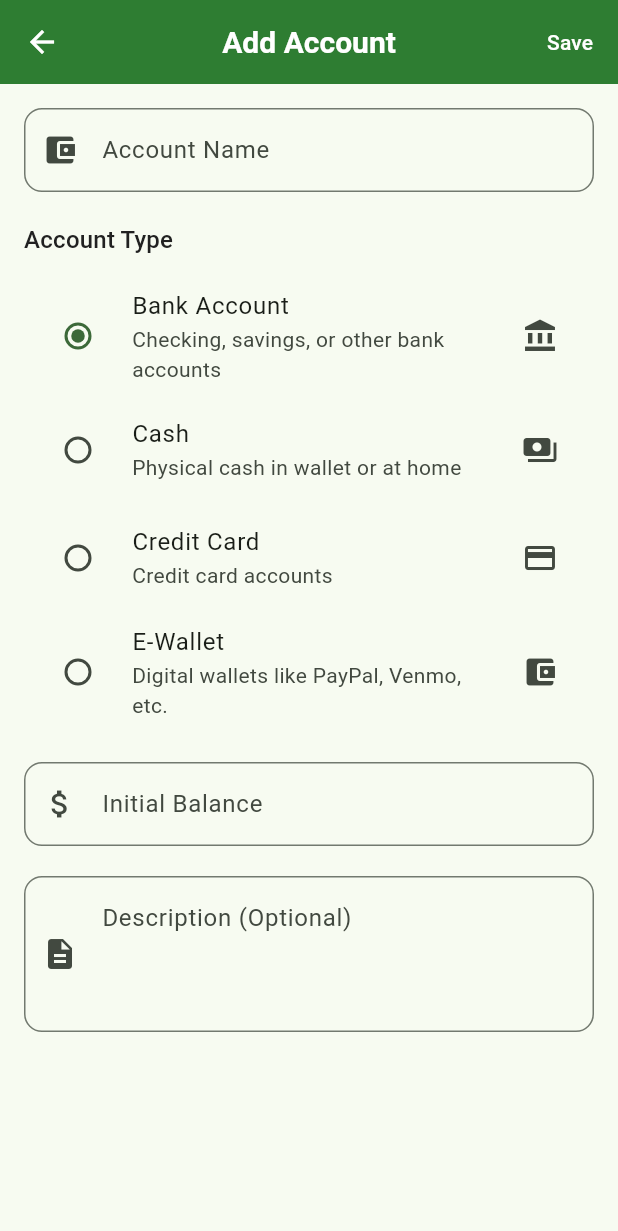
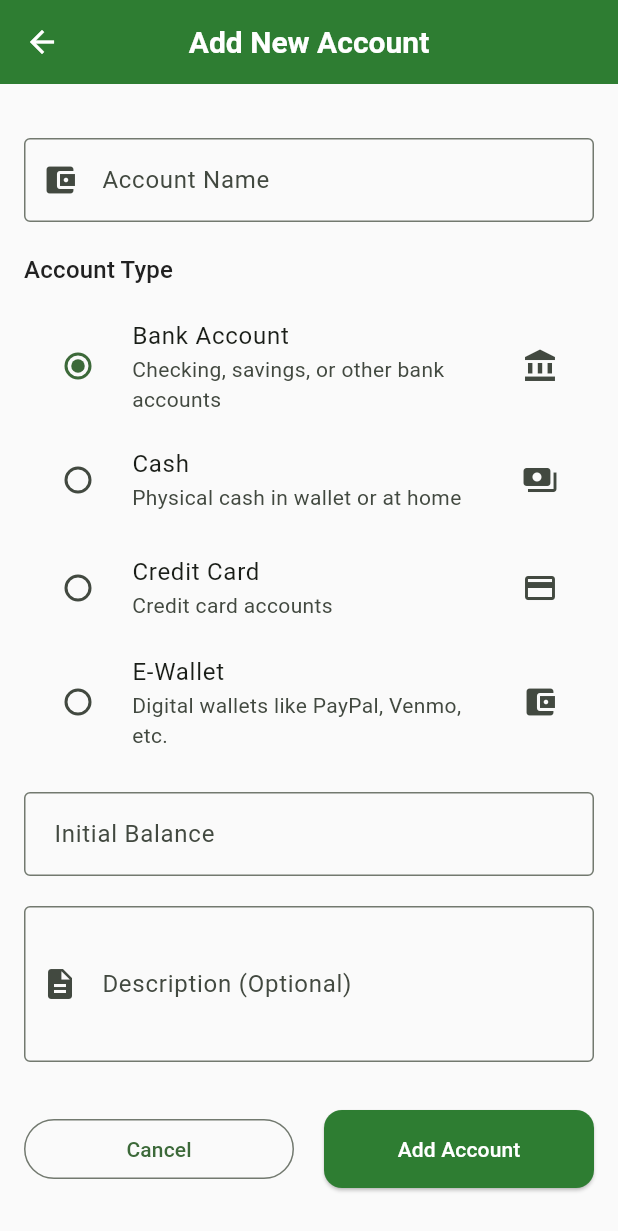
Before and after one commit to NicholasDevlin/MyFinance, a Flutter app: the AccountsScreen screen opened directly, after a tap on the "add" icon, on a phone screen of 412 x 824 dp. Shown: the top 1231 px of the screen. Run offline on Flutter 3.47's test engine with Material 3 defaults, Android fonts, the phone set to English and light mode, and no system bars; our stand-ins replace dio, email_validator, fl_chart, image_picker, shared_preferences; accounts and stored records are empty; network calls fail.

Commit message:
🔧 Frontend | Accounts: Fix the form to use it in Create and Edit

```diff
--- /dev/null
+++ b/frontend/lib/screens/accounts/account_form_screen.dart
@@ -0,0 +1,327 @@
+import 'package:flutter/material.dart';
+import 'package:provider/provider.dart';
+import '../../providers/accounts_provider.dart';
+import '../../models/account.dart';
+import '../../theme/app_theme.dart';
+import '../../utils/thousand_separator_formatter.dart';
+
+class AccountFormScreen extends StatefulWidget {
+  final Account? account; // null for add mode, Account instance for edit mode
+
+  const AccountFormScreen({super.key, this.account});
+
+  @override
+  State<AccountFormScreen> createState() => _AccountFormScreenState();
+}
+
+class _AccountFormScreenState extends State<AccountFormScreen> {
+  final _formKey = GlobalKey<FormState>();
+  final _nameController = TextEditingController();
+  final _balanceController = TextEditingController();
+  final _descriptionController = TextEditingController();
+
+  late AccountType _selectedType;
+
+  // Helper getters
+  bool get isEditMode => widget.account != null;
+  String get screenTitle => isEditMode ? 'Edit Account' : 'Add New Account';
+  String get submitButtonText => isEditMode ? 'Update Account' : 'Add Account';
+
+  @override
+  void initState() {
+    super.initState();
+
+    if (isEditMode) {
+      // Initialize with existing account data for edit mode
+      _nameController.text = widget.account!.name;
+      _balanceController.setNumericValue(widget.account!.balance);
+      _descriptionController.text = widget.account!.description ?? '';
+      _selectedType = widget.account!.type;
+    } else {
+      // Initialize with defaults for add mode
+      _selectedType = AccountType.bankAccount;
+    }
+  }
+
+  @override
+  void dispose() {
+    _nameController.dispose();
+    _balanceController.dispose();
+    _descriptionController.dispose();
+    super.dispose();
+  }
+
+  Future<void> _submitForm() async {
+    if (_formKey.currentState!.validate()) {
+      final accountsProvider = Provider.of<AccountsProvider>(context, listen: false);
+      bool success;
+      String successMessage;
+
+      if (isEditMode) {
+        success = await accountsProvider.updateAccount(
+          id: widget.account!.id,
+          name: _nameController.text.trim(),
+          type: _selectedType,
+          balance: _balanceController.numericValue ?? 0.0,
+          description: _descriptionController.text.trim().isEmpty
+            ? null
+            : _descriptionController.text.trim(),
+        );
+        successMessage = 'Account updated successfully';
+      } else {
+        success = await accountsProvider.createAccount(
+          name: _nameController.text.trim(),
+          type: _selectedType,
+          balance: _balanceController.numericValue ?? 0.0,
+          description: _descriptionController.text.trim().isEmpty
+            ? null
+            : _descriptionController.text.trim(),
+        );
+        successMessage = 'Account added successfully';
+      }
+
+      if (mounted) {
+        ScaffoldMessenger.of(context).showSnackBar(
+          SnackBar(
+            content: Text(success
+              ? successMessage
+              : accountsProvider.error ?? 'Failed to save account'),
+            backgroundColor: success ? AppTheme.successColor : AppTheme.errorColor,
+          ),
+        );
+
+        if (success) {
+          Navigator.pop(context);
+        }
+      }
+    }
+  }
+
+  Future<void> _deleteAccount() async {
+    if (!isEditMode) return;
+
+    final confirmed = await showDialog<bool>(
+      context: context,
+      builder: (context) => AlertDialog(
+        title: const Text('Delete Account'),
+        content: Text('Are you sure you want to delete "${widget.account!.name}"? This action cannot be undone.'),
+        actions: [
+          TextButton(
+            onPressed: () => Navigator.pop(context, false),
+            child: const Text('Cancel'),
+          ),
+          TextButton(
+            onPressed: () => Navigator.pop(context, true),
+            child: const Text('Delete', style: TextStyle(color: Colors.red)),
+          ),
+        ],
+      ),
+    );
+
+    if (confirmed == true && mounted) {
+      final accountsProvider = Provider.of<AccountsProvider>(context, listen: false);
+      final success = await accountsProvider.deleteAccount(widget.account!.id);
+
+      if (mounted) {
+        ScaffoldMessenger.of(context).showSnackBar(
+          SnackBar(
+            content: Text(success
+              ? 'Account deleted successfully'
+              : accountsProvider.error ?? 'Failed to delete account'),
+            backgroundColor: success ? AppTheme.successColor : AppTheme.errorColor,
+          ),
+        );
+
+        if (success) {
+          Navigator.pop(context);
+        }
+      }
+    }
+  }
+
+  @override
+  Widget build(BuildContext context) {
+    return Scaffold(
+      backgroundColor: Colors.grey[50],
+      appBar: AppBar(
+        title: Text(screenTitle),
+        backgroundColor: AppTheme.primaryColor,
+        foregroundColor: Colors.white,
+        actions: [
+          // Only show delete button in edit mode
+          if (isEditMode)
+            IconButton(
+              icon: const Icon(Icons.delete),
+              onPressed: _deleteAccount,
+              tooltip: 'Delete Account',
+            ),
+        ],
+      ),
+      body: Form(
+        key: _formKey,
+        child: Padding(
+          padding: const EdgeInsets.all(16.0),
+          child: Column(
+            children: [
+              Expanded(
+                child: ListView(
+                  children: [
+                    const SizedBox(height: 20),
+
+                    TextFormField(
+                      controller: _nameController,
+                      decoration: const InputDecoration(
+                        labelText: 'Account Name',
+                        prefixIcon: Icon(Icons.account_balance_wallet),
+                        border: OutlineInputBorder(),
+                      ),
+                      validator: (value) {
+                        if (value == null || value.trim().isEmpty) {
+                          return 'Please enter an account name';
+                        }
+
+                        return null;
+                      },
+                    ),
+
+                    const SizedBox(height: 20),
+
+                    Text(
+                      'Account Type',
+                      style: Theme.of(context).textTheme.titleMedium?.copyWith(
+                        fontWeight: FontWeight.w500,
+                      ),
+                    ),
+                    const SizedBox(height: 12),
+
+                    ...AccountType.values.map((type) {
+                      return RadioListTile<AccountType>(
+                        title: Text(type.displayName),
+                        subtitle: Text(_getAccountTypeDescription(type)),
+                        value: type,
+                        groupValue: _selectedType,
+                        onChanged: (AccountType? value) {
+                          if (value != null) {
+                            setState(() {
+                              _selectedType = value;
+                            });
+                          }
+                        },
+                        secondary: Icon(_getAccountTypeIcon(type)),
+                      );
+                    }).toList(),
+
+                    const SizedBox(height: 20),
+
+                    TextFormField(
+                      controller: _balanceController,
+                      decoration: InputDecoration(
+                        labelText: isEditMode ? 'Current Balance' : 'Initial Balance',
+                        prefixText: 'Rp ',
+                        border: const OutlineInputBorder(),
+                      ),
+                      keyboardType: const TextInputType.numberWithOptions(decimal: true),
+                      inputFormatters: [
+                        ThousandSeparatorInputFormatter(),
+                      ],
+                      validator: (value) {
+                        if (value == null || value.trim().isEmpty) {
+                          return 'Please enter a balance';
+                        }
+
+                        final balance = ThousandSeparatorInputFormatter.getNumericValue(value);
+                        if (balance == null) {
+                          return 'Please enter a valid balance';
+                        }
+
+                        return null;
+                      },
+                    ),
+
+                    const SizedBox(height: 20),
+
+                    TextFormField(
+                      controller: _descriptionController,
+                      decoration: const InputDecoration(
+                        labelText: 'Description (Optional)',
+                        prefixIcon: Icon(Icons.description),
+                        border: OutlineInputBorder(),
+                      ),
+                      maxLines: 3,
+                    ),
+                  ],
+                ),
+              ),
+
+              Padding(
+                padding: const EdgeInsets.symmetric(vertical: 16),
+                child: Row(
+                  children: [
+                    Expanded(
+                      child: OutlinedButton(
+                        onPressed: () => Navigator.pop(context),
+                        child: const Text('Cancel'),
+                      ),
+                    ),
+
+                    const SizedBox(width: 20),
+
+                    Expanded(
+                      child: Consumer<AccountsProvider>(
+                        builder: (context, provider, _) {
+                          return ElevatedButton(
+                            onPressed: provider.isLoading ? null : _submitForm,
+                            style: ElevatedButton.styleFrom(
+                              backgroundColor: AppTheme.primaryColor,
+                              foregroundColor: Colors.white,
+                            ),
+                            child: provider.isLoading
+                                ? const SizedBox(
+                                    height: 20,
+                                    width: 20,
+                                    child: CircularProgressIndicator(
+                                      strokeWidth: 2,
+                                      valueColor: AlwaysStoppedAnimation<Color>(Colors.white),
+                                    ),
+                                  )
+                                : Text(submitButtonText),
+                          );
+                        },
+                      ),
+                    ),
+                  ],
+                ),
+              ),
+            ],
+          ),
+        ),
+      ),
+    );
+  }
+
+  String _getAccountTypeDescription(AccountType type) {
+    switch (type) {
+      case AccountType.bankAccount:
+        return 'Checking, savings, or other bank accounts';
+      case AccountType.cash:
+        return 'Physical cash in wallet or at home';
+      case AccountType.creditCard:
+        return 'Credit card accounts';
+      case AccountType.eWallet:
+        return 'Digital wallets like PayPal, Venmo, etc.';
+    }
+  }
+
+  IconData _getAccountTypeIcon(AccountType type) {
+    switch (type) {
+      case AccountType.bankAccount:
+        return Icons.account_balance;
+      case AccountType.cash:
+        return Icons.payments;
+      case AccountType.creditCard:
+        return Icons.credit_card;
+      case AccountType.eWallet:
+        return Icons.account_balance_wallet;
+    }
+  }
+}
--- a/frontend/lib/screens/accounts/accounts_screen.dart
+++ b/frontend/lib/screens/accounts/accounts_screen.dart
@@ -4,7 +4,8 @@ import '../../providers/accounts_provider.dart';
 import '../../models/account.dart';
 import '../../theme/app_theme.dart';
 import '../../widgets/account_card.dart';
-import 'add_account_screen.dart';
+import '../../utils/number_formatter.dart';
+import 'account_form_screen.dart';
 
 class AccountsScreen extends StatefulWidget {
   const AccountsScreen({super.key});
@@ -34,7 +35,7 @@ class _AccountsScreenState extends State<AccountsScreen> {
               Navigator.push(
                 context,
                 MaterialPageRoute(
-                  builder: (context) => const AddAccountScreen(),
+                  builder: (context) => const AccountFormScreen(), // No account = add mode
                 ),
               );
             },
@@ -92,7 +93,7 @@ class _AccountsScreenState extends State<AccountsScreen> {
                       Navigator.push(
                         context,
                         MaterialPageRoute(
-                          builder: (context) => const AddAccountScreen(),
+                          builder: (context) => const AccountFormScreen(),
                         ),
                       );
                     },
@@ -132,7 +133,7 @@ class _AccountsScreenState extends State<AccountsScreen> {
                       ),
                       const SizedBox(height: 10),
                       Text(
-                        '\$${accountsProvider.totalBalance.toStringAsFixed(2)}',
+                        NumberFormatter.formatCurrency(accountsProvider.totalBalance),
                         style: const TextStyle(
                           color: Colors.white,
                           fontSize: 32,
@@ -199,7 +200,12 @@ class _AccountsScreenState extends State<AccountsScreen> {
               title: const Text('Edit Account'),
               onTap: () {
                 Navigator.pop(context);
-                // Navigate to edit account screen
+                Navigator.push(
+                  context,
+                  MaterialPageRoute(
+                    builder: (context) => AccountFormScreen(account: account), // Pass account = edit mode
+                  ),
+                );
               },
             ),
             ListTile(
--- a/frontend/lib/screens/accounts/add_account_screen.dart
+++ /dev/null
@@ -1,209 +0,0 @@
-import 'package:flutter/material.dart';
-import 'package:provider/provider.dart';
-import '../../providers/accounts_provider.dart';
-import '../../models/account.dart';
-import '../../theme/app_theme.dart';
-
-class AddAccountScreen extends StatefulWidget {
-  const AddAccountScreen({super.key});
-
-  @override
-  State<AddAccountScreen> createState() => _AddAccountScreenState();
-}
-
-class _AddAccountScreenState extends State<AddAccountScreen> {
-  final _formKey = GlobalKey<FormState>();
-  final _nameController = TextEditingController();
-  final _balanceController = TextEditingController();
-  final _descriptionController = TextEditingController();
-
-  AccountType _selectedType = AccountType.bankAccount;
-
-  @override
-  void dispose() {
-    _nameController.dispose();
-    _balanceController.dispose();
-    _descriptionController.dispose();
-    super.dispose();
-  }
-
-  Future<void> _saveAccount() async {
-    if (_formKey.currentState!.validate()) {
-      final accountsProvider = Provider.of<AccountsProvider>(context, listen: false);
-
-      final success = await accountsProvider.createAccount(
-        name: _nameController.text.trim(),
-        type: _selectedType,
-        balance: double.tryParse(_balanceController.text) ?? 0.0,
-        description: _descriptionController.text.trim().isEmpty
-            ? null
-            : _descriptionController.text.trim(),
-      );
-
-      if (success && mounted) {
-        Navigator.pop(context);
-        ScaffoldMessenger.of(context).showSnackBar(
-          const SnackBar(
-            content: Text('Account created successfully'),
-            backgroundColor: AppTheme.successColor,
-          ),
-        );
-      } else if (mounted) {
-        ScaffoldMessenger.of(context).showSnackBar(
-          SnackBar(
-            content: Text(accountsProvider.error ?? 'Failed to create account'),
-            backgroundColor: AppTheme.errorColor,
-          ),
-        );
-      }
-    }
-  }
-
-  @override
-  Widget build(BuildContext context) {
-    return Scaffold(
-      appBar: AppBar(
-        title: const Text('Add Account'),
-        actions: [
-          Consumer<AccountsProvider>(
-            builder: (context, provider, child) {
-              return TextButton(
-                onPressed: provider.isLoading ? null : _saveAccount,
-                child: provider.isLoading
-                    ? const SizedBox(
-                        width: 20,
-                        height: 20,
-                        child: CircularProgressIndicator(
-                          strokeWidth: 2,
-                          valueColor: AlwaysStoppedAnimation<Color>(Colors.white),
-                        ),
-                      )
-                    : const Text(
-                        'Save',
-                        style: TextStyle(color: Colors.white),
-                      ),
-              );
-            },
-          ),
-        ],
-      ),
-      body: Form(
-        key: _formKey,
-        child: SingleChildScrollView(
-          padding: const EdgeInsets.all(16),
-          child: Column(
-            crossAxisAlignment: CrossAxisAlignment.stretch,
-            children: [
-              // Account Name Field
-              TextFormField(
-                controller: _nameController,
-                decoration: const InputDecoration(
-                  labelText: 'Account Name',
-                  prefixIcon: Icon(Icons.account_balance_wallet),
-                  hintText: 'e.g., Main Checking Account',
-                ),
-                validator: (value) {
-                  if (value == null || value.trim().isEmpty) {
-                    return 'Please enter an account name';
-                  }
-                  return null;
-                },
-              ),
-
-              const SizedBox(height: 20),
-
-              // Account Type Selection
-              Text(
-                'Account Type',
-                style: Theme.of(context).textTheme.titleMedium?.copyWith(
-                  fontWeight: FontWeight.w500,
-                ),
-              ),
-              const SizedBox(height: 12),
-
-              ...AccountType.values.map((type) {
-                return RadioListTile<AccountType>(
-                  title: Text(type.displayName),
-                  subtitle: Text(_getAccountTypeDescription(type)),
-                  value: type,
-                  groupValue: _selectedType,
-                  onChanged: (AccountType? value) {
-                    if (value != null) {
-                      setState(() {
-                        _selectedType = value;
-                      });
-                    }
-                  },
-                  secondary: Icon(_getAccountTypeIcon(type)),
-                );
-              }).toList(),
-
-              const SizedBox(height: 20),
-
-              // Initial Balance Field
-              TextFormField(
-                controller: _balanceController,
-                keyboardType: const TextInputType.numberWithOptions(decimal: true),
-                decoration: const InputDecoration(
-                  labelText: 'Initial Balance',
-                  prefixText: '\$ ',
-                  prefixIcon: Icon(Icons.attach_money),
-                  hintText: '0.00',
-                ),
-                validator: (value) {
-                  if (value != null && value.isNotEmpty) {
-                    final balance = double.tryParse(value);
-                    if (balance == null || balance < 0) {
-                      return 'Please enter a valid balance';
-                    }
-                  }
-                  return null;
-                },
-              ),
-
-              const SizedBox(height: 20),
-
-              // Description Field
-              TextFormField(
-                controller: _descriptionController,
-                maxLines: 3,
-                decoration: const InputDecoration(
-                  labelText: 'Description (Optional)',
-                  prefixIcon: Icon(Icons.description),
-                  alignLabelWithHint: true,
-                  hintText: 'Add any notes about this account...',
-                ),
-              ),
-            ],
-          ),
-        ),
-      ),
-    );
-  }
-
-  String _getAccountTypeDescription(AccountType type) {
-    switch (type) {
-      case AccountType.bankAccount:
-        return 'Checking, savings, or other bank accounts';
-      case AccountType.cash:
-        return 'Physical cash in wallet or at home';
-      case AccountType.creditCard:
-        return 'Credit card accounts';
-      case AccountType.eWallet:
-        return 'Digital wallets like PayPal, Venmo, etc.';
-    }
-  }
-
-  IconData _getAccountTypeIcon(AccountType type) {
-    switch (type) {
-      case AccountType.bankAccount:
-        return Icons.account_balance;
-      case AccountType.cash:
-        return Icons.payments;
-      case AccountType.creditCard:
-        return Icons.credit_card;
-      case AccountType.eWallet:
-        return Icons.account_balance_wallet;
-    }
-  }
-}
```
